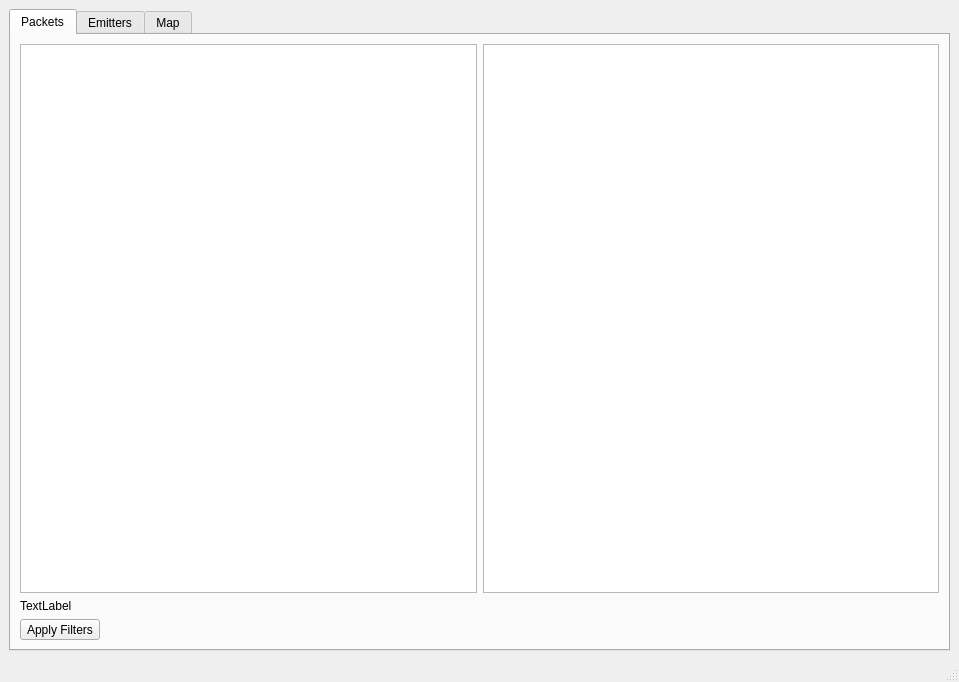
Qt form ui/widgets/filewindow.ui (AntonioAlarcon32/Asterix_Decoder) before a commit.
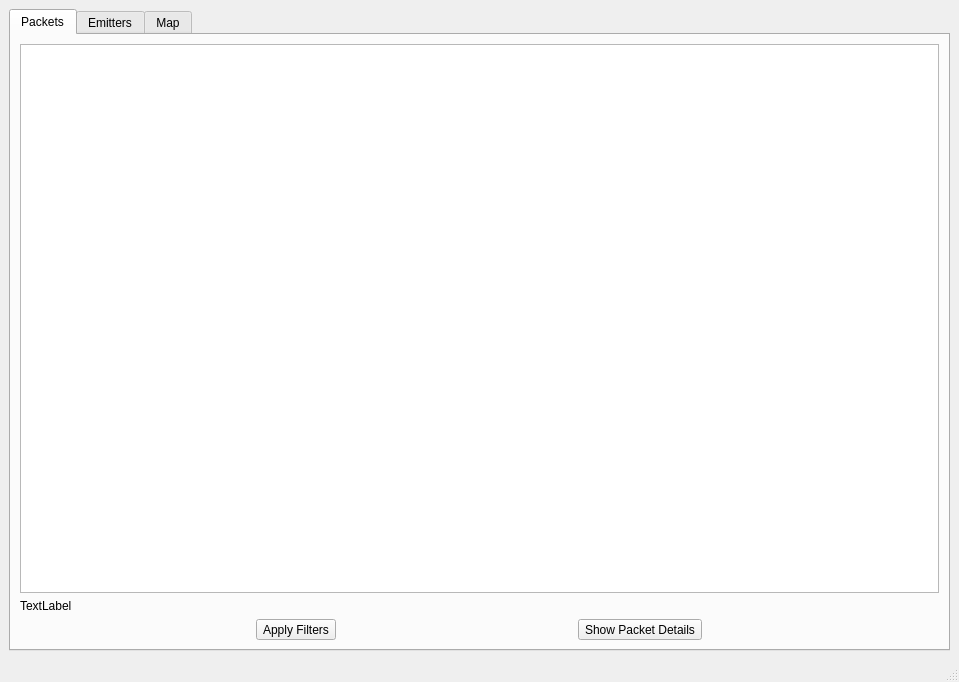
The same form after that commit. Custom widgets are drawn as their Qt base class.

Commit message: Packet Details Added

```diff
--- a/ui/widgets/filewindow.ui
+++ b/ui/widgets/filewindow.ui
@@ -36,31 +36,22 @@
          </widget>
         </item>
         <item row="2" column="0">
+         <layout class="QHBoxLayout" name="horizontalLayout_2">
+          <item>
          <widget class="QToolButton" name="filtersButton">
           <property name="text">
            <string>Apply Filters</string>
           </property>
          </widget>
         </item>
-        <item row="0" column="1">
-         <widget class="QTreeWidget" name="packetTreeWidget">
-          <property name="headerHidden">
-           <bool>true</bool>
-          </property>
-          <property name="columnCount">
-           <number>2</number>
-          </property>
-          <column>
+          <item>
+           <widget class="QToolButton" name="showPacketDetailsButton">
            <property name="text">
-            <string notr="true">1</string>
-           </property>
-          </column>
-          <column>
-           <property name="text">
-            <string notr="true">2</string>
-           </property>
-          </column>
-         </widget>
+             <string>Show Packet Details</string>
+            </property>
+           </widget>
+          </item>
+         </layout>
         </item>
        </layout>
       </widget>
```
Left out of the diff: 6 changed lines with no effect on the pictures. Lines whose indentation alone changed are shown as unchanged. The commit also changes 7 other files.
